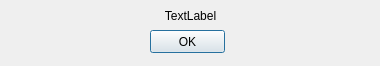
The window that source/gui/record.ui (albertoccelli/VORTEX) describes before a commit, drawn with Qt 5.
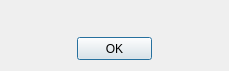
The same window after the commit.

What changed in the file:
```diff
--- a/source/gui/record.ui
+++ b/source/gui/record.ui
@@ -6,42 +6,147 @@
    <rect>
     <x>0</x>
     <y>0</y>
-    <width>380</width>
-    <height>66</height>
+    <width>229</width>
+    <height>71</height>
    </rect>
   </property>
+  <property name="sizePolicy">
+   <sizepolicy hsizetype="Expanding" vsizetype="Expanding">
+    <horstretch>7</horstretch>
+    <verstretch>0</verstretch>
+   </sizepolicy>
+  </property>
+  <property name="minimumSize">
+   <size>
+    <width>208</width>
+    <height>71</height>
+   </size>
+  </property>
   <property name="windowTitle">
    <string>Dialog</string>
   </property>
-  <widget class="QPushButton" name="pushButton">
-   <property name="geometry">
-    <rect>
-     <x>150</x>
-     <y>30</y>
-     <width>75</width>
-     <height>23</height>
-    </rect>
-   </property>
-   <property name="text">
-    <string>OK</string>
-   </property>
-  </widget>
-  <widget class="QLabel" name="label">
-   <property name="geometry">
-    <rect>
-     <x>20</x>
-     <y>5</y>
-     <width>341</width>
-     <height>21</height>
-    </rect>
-   </property>
-   <property name="text">
-    <string>TextLabel</string>
-   </property>
-   <property name="alignment">
-    <set>Qt::AlignCenter</set>
-   </property>
-  </widget>
+  <layout class="QVBoxLayout" name="verticalLayout_2">
+   <item>
+    <layout class="QHBoxLayout" name="horizontalLayout_2">
+     <item>
+      <spacer name="horizontalSpacer">
+       <property name="orientation">
+        <enum>Qt::Horizontal</enum>
+       </property>
+       <property name="sizeType">
+        <enum>QSizePolicy::Fixed</enum>
+       </property>
+       <property name="sizeHint" stdset="0">
+        <size>
+         <width>13</width>
+         <height>20</height>
+        </size>
+       </property>
+      </spacer>
+     </item>
+     <item>
+      <layout class="QVBoxLayout" name="verticalLayout">
+       <item>
+        <widget class="QLabel" name="label">
+         <property name="sizeIncrement">
+          <size>
+           <width>18</width>
+           <height>0</height>
+          </size>
+         </property>
+         <property name="text">
+          <string/>
+         </property>
+         <property name="alignment">
+          <set>Qt::AlignCenter</set>
+         </property>
+         <property name="wordWrap">
+          <bool>true</bool>
+         </property>
+         <property name="margin">
+          <number>0</number>
+         </property>
+        </widget>
+       </item>
+       <item>
+        <layout class="QHBoxLayout" name="horizontalLayout">
+         <item>
+          <spacer name="horizontalSpacer_3">
+           <property name="orientation">
+            <enum>Qt::Horizontal</enum>
+           </property>
+           <property name="sizeHint" stdset="0">
+            <size>
+             <width>40</width>
+             <height>20</height>
+            </size>
+           </property>
+          </spacer>
+         </item>
+         <item>
+          <widget class="QPushButton" name="pushButton">
+           <property name="sizePolicy">
+            <sizepolicy hsizetype="Expanding" vsizetype="Fixed">
+             <horstretch>0</horstretch>
+             <verstretch>0</verstretch>
+            </sizepolicy>
+           </property>
+           <property name="minimumSize">
+            <size>
+             <width>75</width>
+             <height>23</height>
+            </size>
+           </property>
+           <property name="maximumSize">
+            <size>
+             <width>75</width>
+             <height>23</height>
+            </size>
+           </property>
+           <property name="layoutDirection">
+            <enum>Qt::LeftToRight</enum>
+           </property>
+           <property name="text">
+            <string>OK</string>
+           </property>
+          </widget>
+         </item>
+         <item>
+          <spacer name="horizontalSpacer_4">
+           <property name="orientation">
+            <enum>Qt::Horizontal</enum>
+           </property>
+           <property name="sizeHint" stdset="0">
+            <size>
+             <width>40</width>
+             <height>20</height>
+            </size>
+           </property>
+          </spacer>
+         </item>
+        </layout>
+       </item>
+      </layout>
+     </item>
+     <item>
+      <spacer name="horizontalSpacer_2">
+       <property name="orientation">
+        <enum>Qt::Horizontal</enum>
+       </property>
+       <property name="sizeType">
+        <enum>QSizePolicy::Fixed</enum>
+       </property>
+       <property name="sizeHint" stdset="0">
+        <size>
+         <width>13</width>
+         <height>20</height>
+        </size>
+       </property>
+      </spacer>
+     </item>
+    </layout>
+   </item>
+  </layout>
  </widget>
  <resources/>
  <connections/>
```
